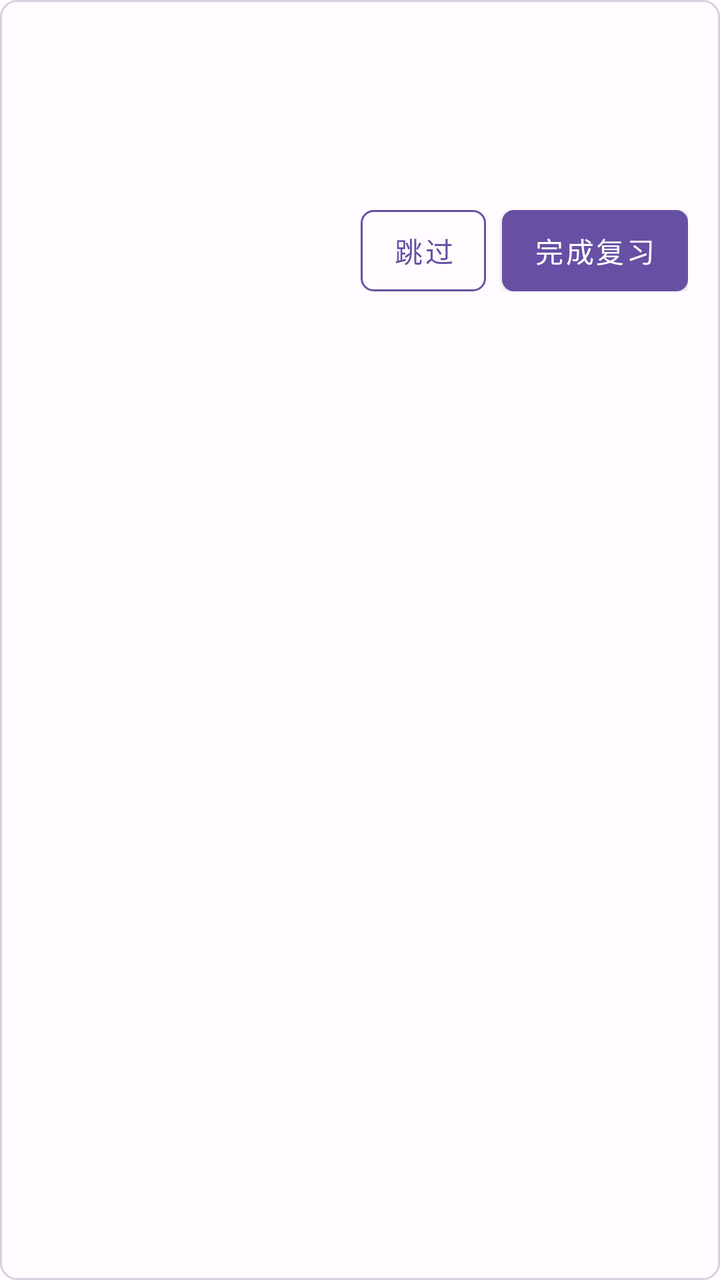
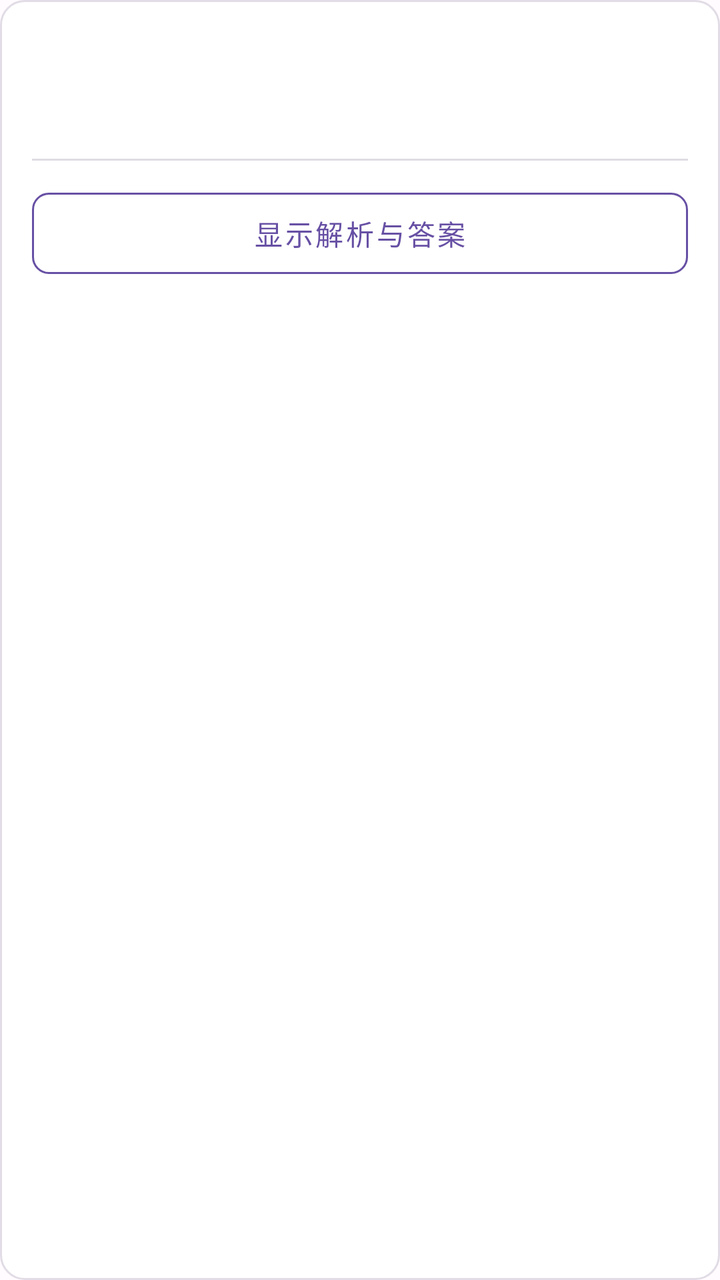

Two renders of the same Android screen: before a commit and after it. Below are the layout's source before the change and the commit's diff.
<!-- AndroidManifest.xml: another module's application theme Theme.GameMatrixApp -->
<!-- res/layout/item_review.xml -->
<?xml version="1.0" encoding="utf-8"?>
<LinearLayout
    xmlns:android="http://schemas.android.com/apk/res/android"
    android:layout_width="match_parent"
    android:layout_height="wrap_content"
    android:layout_margin="8dp"
    android:background="@drawable/wrongbook_card_bg"
    android:orientation="vertical"
    android:padding="16dp">

    <TextView
        android:id="@+id/tvStage"
        android:layout_width="wrap_content"
        android:layout_height="wrap_content"
        android:textColor="#6750A4"
        android:textSize="14sp"
        android:textStyle="bold" />

    <TextView
        android:id="@+id/tvSubject"
        android:layout_width="wrap_content"
        android:layout_height="wrap_content"
        android:layout_marginTop="4dp"
        android:textColor="#49454F"
        android:textSize="13sp" />

    <TextView
        android:id="@+id/tvContent"
        android:layout_width="match_parent"
        android:layout_height="wrap_content"
        android:layout_marginTop="12dp"
        android:ellipsize="end"
        android:maxLines="3"
        android:textColor="#1C1B1F"
        android:textSize="15sp" />

    <LinearLayout
        android:layout_width="match_parent"
        android:layout_height="wrap_content"
        android:layout_marginTop="16dp"
        android:gravity="end"
        android:orientation="horizontal">

        <Button
            android:id="@+id/btnSkip"
            android:layout_width="wrap_content"
            android:layout_height="wrap_content"
            android:layout_marginEnd="8dp"
            android:background="@drawable/wrongbook_button_outline"
            android:minHeight="0dp"
            android:minWidth="0dp"
            android:text="@string/wrongbook_review_skip"
            android:textColor="#6750A4" />

        <Button
            android:id="@+id/btnComplete"
            android:layout_width="wrap_content"
            android:layout_height="wrap_content"
            android:background="@drawable/wrongbook_button_primary"
            android:minHeight="0dp"
            android:minWidth="0dp"
            android:text="@string/wrongbook_review_complete"
            android:textColor="#FFFFFF" />

    </LinearLayout>

</LinearLayout>
<!-- resources referenced by this layout -->
<resources>
  <!-- drawable wrongbook_button_outline (drawable) -->
  <?xml version="1.0" encoding="utf-8"?>
  <shape xmlns:android="http://schemas.android.com/apk/res/android">
      <solid android:color="#00000000" />
      <stroke
          android:width="1dp"
          android:color="#6750A4" />
      <corners android:radius="6dp" />
      <padding
          android:left="12dp"
          android:top="8dp"
          android:right="12dp"
          android:bottom="8dp" />
  </shape>
  <!-- drawable wrongbook_button_primary (drawable) -->
  <?xml version="1.0" encoding="utf-8"?>
  <shape xmlns:android="http://schemas.android.com/apk/res/android">
      <solid android:color="#6750A4" />
      <corners android:radius="6dp" />
      <padding
          android:left="12dp"
          android:top="8dp"
          android:right="12dp"
          android:bottom="8dp" />
  </shape>
  <!-- drawable wrongbook_card_bg (drawable) -->
  <?xml version="1.0" encoding="utf-8"?>
  <shape xmlns:android="http://schemas.android.com/apk/res/android">
      <solid android:color="#FFFBFE" />
      <stroke
          android:width="1dp"
          android:color="#D8D0E0" />
      <corners android:radius="8dp" />
  </shape>
  <string name="wrongbook_review_complete">完成复习</string>
  <string name="wrongbook_review_skip">跳过</string>
  <style name="Theme.GameMatrixApp" parent="Theme.MaterialComponents.DayNight.NoActionBar">
          <item name="colorPrimary">#6750A4</item>
          <item name="colorPrimaryVariant">#4F378B</item>
          <item name="colorOnPrimary">#FFFFFF</item>
          <item name="colorSecondary">#625B71</item>
          <item name="colorOnSecondary">#FFFFFF</item>
          <item name="android:colorBackground">#FFFBFE</item>
          <item name="colorSurface">#FFFBFE</item>
          <item name="colorOnSurface">#1C1B1F</item>
          <item name="colorOnSurfaceVariant">#49454F</item>
          <item name="colorError">#B3261E</item>
          <item name="colorOutline">#79747E</item>
          <item name="android:statusBarColor">@android:color/transparent</item>
          <item name="android:navigationBarColor">@android:color/transparent</item>
      </style>
</resources>

<!-- the commit's change to res/layout/item_review.xml (unified diff, before → after) -->
@@ -1,67 +1,147 @@
 <?xml version="1.0" encoding="utf-8"?>
-<LinearLayout
-    xmlns:android="http://schemas.android.com/apk/res/android"
+<LinearLayout xmlns:android="http://schemas.android.com/apk/res/android"
     android:layout_width="match_parent"
     android:layout_height="wrap_content"
-    android:layout_margin="8dp"
-    android:background="@drawable/wrongbook_card_bg"
+    android:layout_marginStart="12dp"
+    android:layout_marginEnd="12dp"
+    android:layout_marginTop="8dp"
+    android:layout_marginBottom="8dp"
+    android:background="@drawable/wrongbook_card_background"
     android:orientation="vertical"
     android:padding="16dp">
 
-    <TextView
-        android:id="@+id/tvStage"
-        android:layout_width="wrap_content"
-        android:layout_height="wrap_content"
-        android:textColor="#6750A4"
-        android:textSize="14sp"
-        android:textStyle="bold" />
+    
+    <RelativeLayout
+        android:layout_width="match_parent"
+        android:layout_height="wrap_content">
 
-    <TextView
-        android:id="@+id/tvSubject"
-        android:layout_width="wrap_content"
-        android:layout_height="wrap_content"
-        android:layout_marginTop="4dp"
-        android:textColor="#49454F"
-        android:textSize="13sp" />
+        <TextView
+            android:id="@+id/tvStage"
+            android:layout_width="wrap_content"
+            android:layout_height="wrap_content"
+            android:textColor="@color/wrongbook_primary"
+            android:textSize="14sp"
+            android:textStyle="bold" />
 
+        <TextView
+            android:id="@+id/tvSubject"
+            android:layout_width="wrap_content"
+            android:layout_height="wrap_content"
+            android:layout_alignParentEnd="true"
+            android:textColor="@color/wrongbook_text_secondary"
+            android:textSize="12sp"
+            android:textStyle="bold" />
+    </RelativeLayout>
+
+    
     <TextView
         android:id="@+id/tvContent"
         android:layout_width="match_parent"
         android:layout_height="wrap_content"
         android:layout_marginTop="12dp"
         android:ellipsize="end"
-        android:maxLines="3"
-        android:textColor="#1C1B1F"
+        android:maxLines="4"
+        android:textColor="@color/wrongbook_text_primary"
         android:textSize="15sp" />
 
+    
+    <FrameLayout
+        android:id="@+id/thumbnailContainer"
+        android:layout_width="wrap_content"
+        android:layout_height="wrap_content"
+        android:layout_marginTop="8dp"
+        android:background="@drawable/wrongbook_card_background"
+        android:padding="1dp"
+        android:visibility="gone">
+
+        <ImageView
+            android:id="@+id/ivThumbnail"
+            android:layout_width="120dp"
+            android:layout_height="90dp"
+            android:scaleType="centerInside"
+            android:contentDescription="Review Image" />
+    </FrameLayout>
+
+    
+    <View
+        android:layout_width="match_parent"
+        android:layout_height="1dp"
+        android:layout_marginTop="12dp"
+        android:background="@color/wrongbook_divider" />
+
+    
     <LinearLayout
+        android:id="@+id/layoutAnswer"
         android:layout_width="match_parent"
         android:layout_height="wrap_content"
-        android:layout_marginTop="16dp"
-        android:gravity="end"
-        android:orientation="horizontal">
+        android:orientation="vertical"
+        android:visibility="gone">
 
-        <Button
-            android:id="@+id/btnSkip"
+        <TextView
             android:layout_width="wrap_content"
             android:layout_height="wrap_content"
-            android:layout_marginEnd="8dp"
-            android:background="@drawable/wrongbook_button_outline"
-            android:minHeight="0dp"
-            android:minWidth="0dp"
-            android:text="@string/wrongbook_review_skip"
-            android:textColor="#6750A4" />
+            android:layout_marginTop="12dp"
+            android:text="@string/wrongbook_analysis"
+            android:textColor="@color/wrongbook_primary"
+            android:textSize="13sp"
+            android:textStyle="bold" />
 
-        <Button
-            android:id="@+id/btnComplete"
-            android:layout_width="wrap_content"
+        <TextView
+            android:id="@+id/tvAnalysis"
+            android:layout_width="match_parent"
             android:layout_height="wrap_content"
-            android:background="@drawable/wrongbook_button_primary"
-            android:minHeight="0dp"
-            android:minWidth="0dp"
-            android:text="@string/wrongbook_review_complete"
-            android:textColor="#FFFFFF" />
-
+            android:layout_marginTop="6dp"
+            android:textColor="@color/wrongbook_text_primary"
+            android:textSize="14sp" />
     </LinearLayout>
 
+    
+    <FrameLayout
+        android:layout_width="match_parent"
+        android:layout_height="wrap_content"
+        android:layout_marginTop="16dp">
+
+        
+        <Button
+            android:id="@+id/btnReveal"
+            android:layout_width="match_parent"
+            android:layout_height="wrap_content"
+            android:background="@drawable/wrongbook_button_outline"
+            android:text="@string/wrongbook_review_flip_show"
+            android:textColor="@color/wrongbook_primary"
+            android:minHeight="36dp" />
+
+        
+        <LinearLayout
+            android:id="@+id/layoutActions"
+            android:layout_width="match_parent"
+            android:layout_height="wrap_content"
+            android:orientation="horizontal"
+            android:visibility="gone">
+
+            <Button
+                android:id="@+id/btnSkip"
+                android:layout_width="0dp"
+                android:layout_height="wrap_content"
+                android:layout_weight="1"
+                android:layout_marginEnd="8dp"
+                android:background="@drawable/wrongbook_button_outline"
+                android:text="@string/wrongbook_review_skip"
+                android:textColor="@color/wrongbook_primary"
+                android:minHeight="36dp" />
+
+            <Button
+                android:id="@+id/btnComplete"
+                android:layout_width="0dp"
+                android:layout_height="wrap_content"
+                android:layout_weight="1"
+                android:layout_marginStart="8dp"
+                android:background="@drawable/wrongbook_button_primary"
+                android:text="@string/wrongbook_review_complete"
+                android:textColor="@color/wrongbook_on_primary"
+                android:minHeight="36dp" />
+        </LinearLayout>
+
+    </FrameLayout>
+
 </LinearLayout>
<!-- resource entries referenced after the edit -->
@@ -1,55 +1,81 @@
 <!-- resources referenced by this layout -->
 <resources>
+  <color name="wrongbook_divider">#E0DCE3</color>
+  <color name="wrongbook_on_primary">#FFFFFF</color>
+  <color name="wrongbook_primary">#6750A4</color>
+  <color name="wrongbook_text_primary">#1C1B1F</color>
+  <color name="wrongbook_text_secondary">#49454F</color>
   <!-- drawable wrongbook_button_outline (drawable) -->
   <?xml version="1.0" encoding="utf-8"?>
-  <shape xmlns:android="http://schemas.android.com/apk/res/android">
+  <shape xmlns:android="http://schemas.android.com/apk/res/android"
+      android:shape="rectangle">
       <solid android:color="#00000000" />
       <stroke
           android:width="1dp"
-          android:color="#6750A4" />
-      <corners android:radius="6dp" />
+          android:color="@color/wrongbook_primary" />
+      <corners android:radius="@dimen/wrongbook_corner_medium" />
       <padding
-          android:left="12dp"
+          android:left="16dp"
           android:top="8dp"
-          android:right="12dp"
+          android:right="16dp"
           android:bottom="8dp" />
   </shape>
   <!-- drawable wrongbook_button_primary (drawable) -->
   <?xml version="1.0" encoding="utf-8"?>
-  <shape xmlns:android="http://schemas.android.com/apk/res/android">
-      <solid android:color="#6750A4" />
-      <corners android:radius="6dp" />
+  <shape xmlns:android="http://schemas.android.com/apk/res/android"
+      android:shape="rectangle">
+      <solid android:color="@color/wrongbook_primary" />
+      <corners android:radius="@dimen/wrongbook_corner_medium" />
       <padding
-          android:left="12dp"
+          android:left="16dp"
           android:top="8dp"
-          android:right="12dp"
+          android:right="16dp"
           android:bottom="8dp" />
   </shape>
-  <!-- drawable wrongbook_card_bg (drawable) -->
+  <!-- drawable wrongbook_card_background (drawable) -->
   <?xml version="1.0" encoding="utf-8"?>
-  <shape xmlns:android="http://schemas.android.com/apk/res/android">
-      <solid android:color="#FFFBFE" />
-      <stroke
-          android:width="1dp"
-          android:color="#D8D0E0" />
-      <corners android:radius="8dp" />
-  </shape>
+  <ripple xmlns:android="http://schemas.android.com/apk/res/android"
+      android:color="@color/wrongbook_ripple_color">
+      <item android:id="@android:id/background">
+          <shape android:shape="rectangle">
+              <solid android:color="@color/wrongbook_card_bg" />
+              <stroke
+                  android:width="1dp"
+                  android:color="@color/wrongbook_card_stroke" />
+              <corners android:radius="@dimen/wrongbook_corner_large" />
+          </shape>
+      </item>
+  </ripple>
+  <string name="wrongbook_analysis">解析</string>
   <string name="wrongbook_review_complete">完成复习</string>
+  <string name="wrongbook_review_flip_show">显示解析与答案</string>
   <string name="wrongbook_review_skip">跳过</string>
   <style name="Theme.GameMatrixApp" parent="Theme.MaterialComponents.DayNight.NoActionBar">
-          <item name="colorPrimary">#6750A4</item>
-          <item name="colorPrimaryVariant">#4F378B</item>
-          <item name="colorOnPrimary">#FFFFFF</item>
-          <item name="colorSecondary">#625B71</item>
-          <item name="colorOnSecondary">#FFFFFF</item>
-          <item name="android:colorBackground">#FFFBFE</item>
-          <item name="colorSurface">#FFFBFE</item>
-          <item name="colorOnSurface">#1C1B1F</item>
-          <item name="colorOnSurfaceVariant">#49454F</item>
-          <item name="colorError">#B3261E</item>
-          <item name="colorOutline">#79747E</item>
+          <item name="colorPrimary">@color/wrongbook_primary</item>
+          <item name="colorPrimaryVariant">@color/wrongbook_primary_variant</item>
+          <item name="colorOnPrimary">@color/wrongbook_on_primary</item>
+          <item name="colorSecondary">@color/wrongbook_secondary</item>
+          <item name="colorOnSecondary">@color/wrongbook_on_secondary</item>
+          <item name="android:colorBackground">@color/wrongbook_background</item>
+          <item name="colorSurface">@color/wrongbook_surface</item>
+          <item name="colorOnSurface">@color/wrongbook_text_primary</item>
+          <item name="colorOnSurfaceVariant">@color/wrongbook_text_secondary</item>
+          <item name="colorError">@color/wrongbook_error</item>
+          <item name="colorOutline">@color/wrongbook_outline</item>
           <item name="android:statusBarColor">@android:color/transparent</item>
           <item name="android:navigationBarColor">@android:color/transparent</item>
       </style>
+  <dimen name="wrongbook_corner_medium">8dp</dimen>
+  <color name="wrongbook_ripple_color">#206750A4</color>
+  <color name="wrongbook_card_bg">#FFFFFF</color>
+  <color name="wrongbook_card_stroke">#E1DCE5</color>
+  <dimen name="wrongbook_corner_large">12dp</dimen>
+  <color name="wrongbook_primary_variant">#4F378B</color>
+  <color name="wrongbook_secondary">#625B71</color>
+  <color name="wrongbook_on_secondary">#FFFFFF</color>
+  <color name="wrongbook_background">#FFFBFE</color>
+  <color name="wrongbook_surface">#FFFFFF</color>
+  <color name="wrongbook_error">#B3261E</color>
+  <color name="wrongbook_outline">#79747E</color>
 </resources>
 
